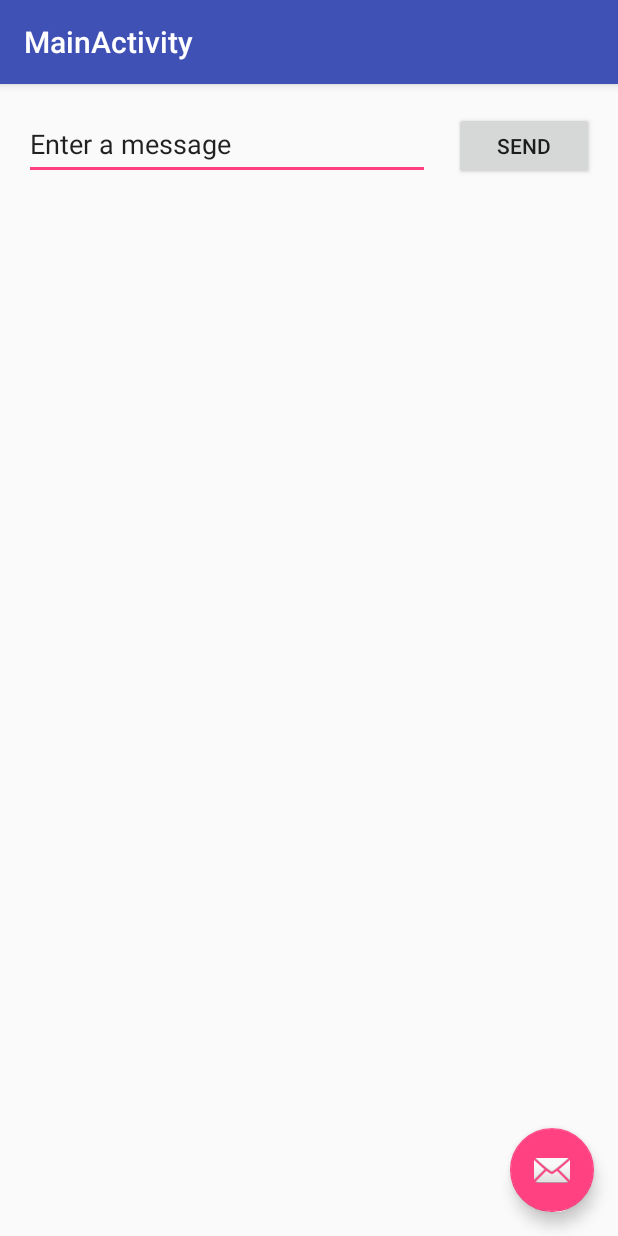
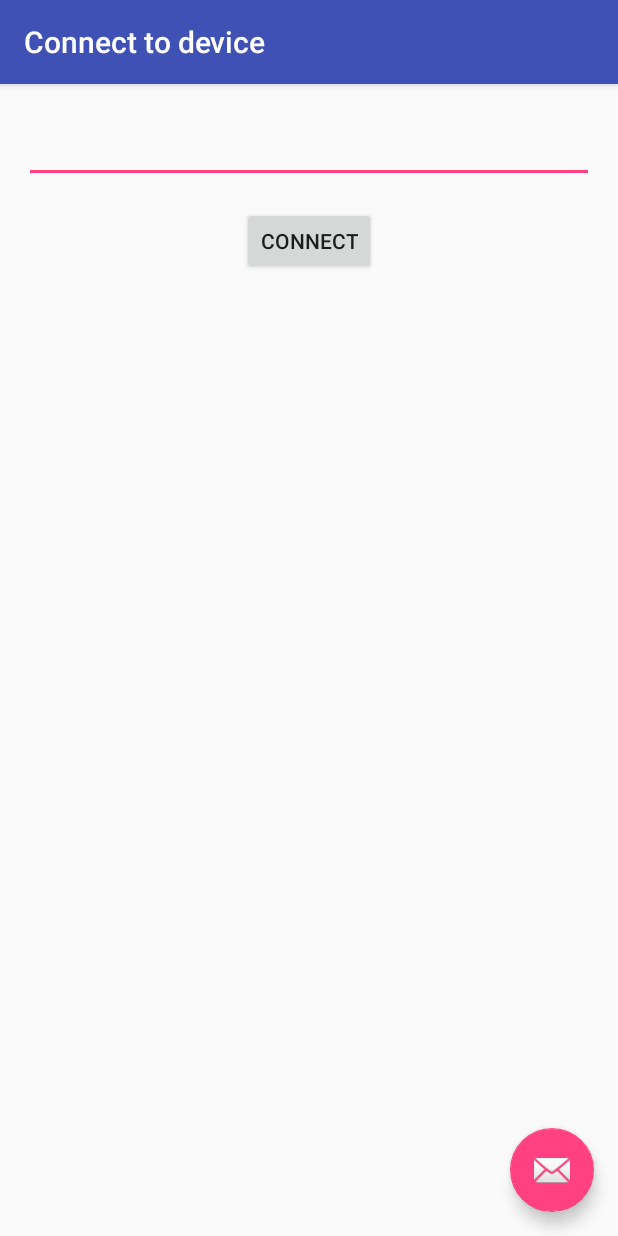
Before and after one commit to ChaosOrd/baby_alert, an Android app: the screen it shows after launch (MainActivity), on a phone screen of 412 x 824 dp. Run offline under Robolectric (Android 15) with nearby library versions, the light colour scheme and no system bars.

Commit message:
added connection activity + saving the host string in shared preferences

```diff
--- a/android/app/build.gradle
+++ b/android/app/build.gradle
@@ -23,7 +23,9 @@ dependencies {
     implementation 'com.android.support:appcompat-v7:26.1.0'
     implementation 'com.android.support.constraint:constraint-layout:1.0.2'
     implementation 'com.android.support:design:26.1.0'
+    implementation 'com.android.support:support-v4:26.1.0'
     testImplementation 'junit:junit:4.12'
     androidTestImplementation 'com.android.support.test:runner:1.0.1'
     androidTestImplementation 'com.android.support.test.espresso:espresso-core:3.0.1'
+    compile 'com.android.support:support-core-utils:26.1.0'
 }
--- a/android/app/src/main/java/com/example/chaosord/myapplication/MainActivity.java
+++ b/android/app/src/main/java/com/example/chaosord/myapplication/MainActivity.java
@@ -1,22 +1,30 @@
 package com.example.chaosord.myapplication;
 
+import android.content.Context;
+import android.content.Intent;
+import android.content.SharedPreferences;
 import android.os.Bundle;
+import android.support.annotation.NonNull;
 import android.support.design.widget.FloatingActionButton;
 import android.support.design.widget.Snackbar;
 import android.support.v7.app.AppCompatActivity;
 import android.support.v7.widget.Toolbar;
 import android.view.View;
+import android.widget.EditText;
 
 public class MainActivity extends AppCompatActivity {
+
+    private final static String DEVICE_HOST_KEY = "deviceHost";
+    public static final String EXTRA_MESSAGE = "com.example.myfirstapp.MESSAGE";
 
     @Override
     protected void onCreate(Bundle savedInstanceState) {
         super.onCreate(savedInstanceState);
         setContentView(R.layout.activity_main);
-        Toolbar toolbar = (Toolbar) findViewById(R.id.toolbar);
+        Toolbar toolbar = findViewById(R.id.toolbar);
         setSupportActionBar(toolbar);
 
-        FloatingActionButton fab = (FloatingActionButton) findViewById(R.id.fab);
+        FloatingActionButton fab = findViewById(R.id.fab);
         fab.setOnClickListener(new View.OnClickListener() {
             @Override
             public void onClick(View view) {
@@ -24,6 +32,39 @@ public class MainActivity extends AppCompatActivity {
                         .setAction("Action", null).show();
             }
         });
+        readHost();
+    }
+
+    public void sendMessage(View view) {
+        saveHost();
+        startListenToDeviceActivity();
+    }
+
+    private void startListenToDeviceActivity() {
+        Intent intent = new Intent(this, DisplayMessageActivity.class);
+        String message = getDeviceHost();
+        intent.putExtra(EXTRA_MESSAGE, message);
+        startActivity(intent);
+    }
+
+    @NonNull
+    private String getDeviceHost() {
+        EditText editText = findViewById(R.id.deviceIpNumber);
+        return editText.getText().toString();
+    }
+
+    private void readHost() {
+        SharedPreferences sharedPref = getPreferences(Context.MODE_PRIVATE);
+        String preferredHost = sharedPref.getString(DEVICE_HOST_KEY, "");
+        EditText editText = findViewById(R.id.deviceIpNumber);
+        editText.setText(preferredHost);
+    }
+
+    private void saveHost() {
+        SharedPreferences sharedPref = getPreferences(Context.MODE_PRIVATE);
+        SharedPreferences.Editor editor = sharedPref.edit();
+        editor.putString(DEVICE_HOST_KEY, getDeviceHost());
+        editor.apply();
     }
 
 }
--- a/android/app/src/main/res/layout/content_main.xml
+++ b/android/app/src/main/res/layout/content_main.xml
@@ -9,28 +9,28 @@
     tools:showIn="@layout/activity_main">
 
     <EditText
-        android:id="@+id/editText"
+        android:id="@+id/deviceIpNumber"
         android:layout_width="0dp"
-        android:layout_height="48dp"
+        android:layout_height="50dp"
+        android:layout_marginEnd="16dp"
         android:layout_marginStart="16dp"
         android:layout_marginTop="16dp"
         android:ems="10"
-        android:inputType="textPersonName"
-        android:text="@string/edit_message"
-        app:layout_constraintEnd_toStartOf="@+id/button"
-        app:layout_constraintHorizontal_bias="0.5"
+        android:inputType="textUri"
+        app:layout_constraintEnd_toEndOf="parent"
+        app:layout_constraintHorizontal_bias="0.0"
         app:layout_constraintStart_toStartOf="parent"
         app:layout_constraintTop_toTopOf="parent" />
 
     <Button
-        android:id="@+id/button"
-        android:layout_width="93dp"
+        android:id="@+id/buttonConnect"
+        android:layout_width="wrap_content"
         android:layout_height="45dp"
-        android:layout_marginEnd="16dp"
-        android:layout_marginStart="16dp"
+        android:layout_marginTop="16dp"
+        android:onClick="sendMessage"
         android:text="@string/button_send"
-        app:layout_constraintBaseline_toBaselineOf="@+id/editText"
-        app:layout_constraintEnd_toEndOf="parent"
-        app:layout_constraintHorizontal_bias="0.5"
-        app:layout_constraintStart_toEndOf="@+id/editText" />
+        app:layout_constraintHorizontal_bias="0.501"
+        app:layout_constraintLeft_toLeftOf="parent"
+        app:layout_constraintRight_toRightOf="parent"
+        app:layout_constraintTop_toBottomOf="@+id/deviceIpNumber" />
 </android.support.constraint.ConstraintLayout>
--- a/android/app/src/main/res/values/strings.xml
+++ b/android/app/src/main/res/values/strings.xml
@@ -1,6 +1,8 @@
 <resources>
     <string name="app_name">Baby Alert</string>
-    <string name="title_activity_main">MainActivity</string>
-    <string name="edit_message">Enter a message</string>
-    <string name="button_send">Send</string>
+    <string name="title_activity_main">Connect to device</string>
+    <string name="button_send">Connect</string>
+
+    <!-- TODO: Remove or change this placeholder text -->
+    <string name="hello_blank_fragment">Hello blank fragment</string>
 </resources>
--- a/android/build.gradle
+++ b/android/build.gradle
@@ -7,8 +7,7 @@ buildscript {
         jcenter()
     }
     dependencies {
-        classpath 'com.android.tools.build:gradle:3.0.1'
-
+        classpath "com.android.tools.build:gradle:3.0.1"
 
         // NOTE: Do not place your application dependencies here; they belong
         // in the individual module build.gradle files
@@ -19,6 +18,9 @@ allprojects {
     repositories {
         google()
         jcenter()
+        maven {
+            url "https://maven.google.com"
+        }
     }
 }
 
```
Also changed, not shown: android/app/src/main/AndroidManifest.xml (+8 -1 lines), android/app/src/main/java/com/example/chaosord/myapplication/DisplayMessageActivity.java (added, +21 -0 lines), android/app/src/main/java/com/example/chaosord/myapplication/TemperatureFragment.java (added, +29 -0 lines), android/app/src/main/res/layout/activity_display_message.xml (added, +20 -0 lines), android/app/src/main/res/layout/fragment_temperature.xml (added, +14 -0 lines).
